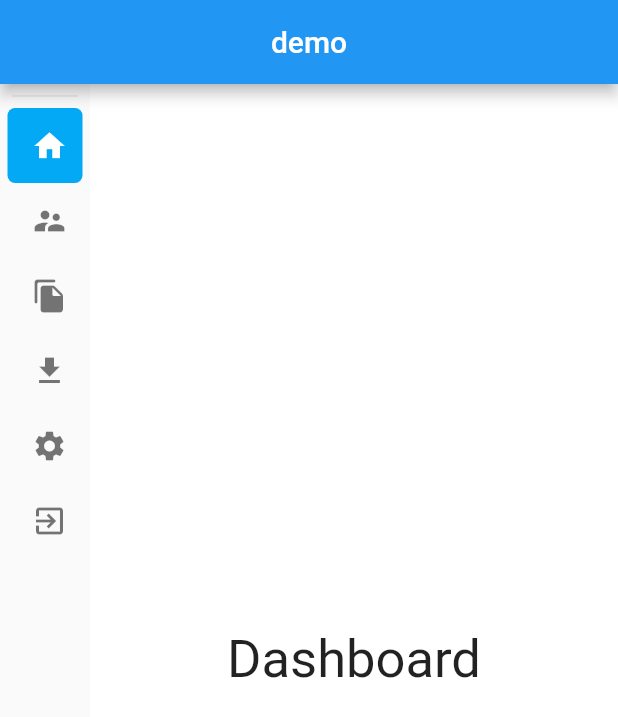
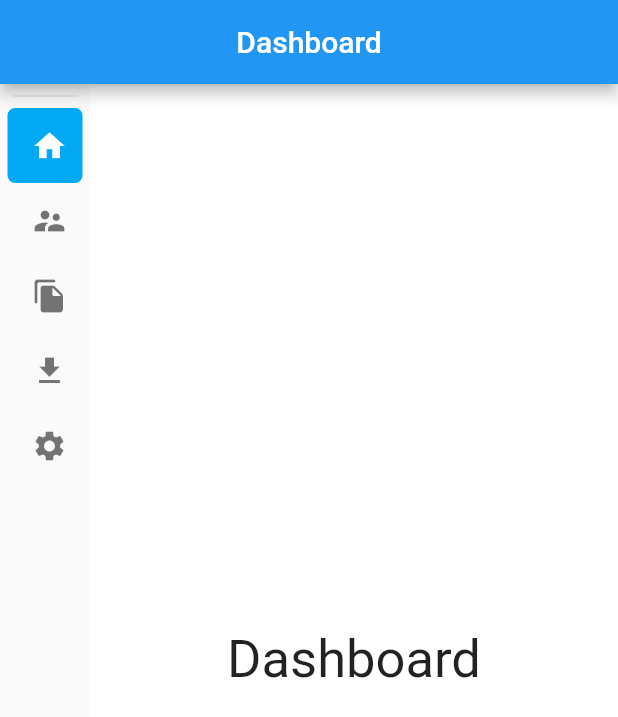
Before and after one commit to MizanHossen/dome_side_bar, a Flutter app: the screen it shows after launch, on a phone screen of 412 x 824 dp. Shown: the top 717 px of the screen. Run offline on Flutter 3.47's test engine with Material 2 defaults, Android fonts, the phone set to English and light mode, and no system bars; drawn by our look-alikes of easy_sidemenu.

Commit message:
Appbar title changes with clicking manu

```diff
--- a/lib/demo.dart
+++ b/lib/demo.dart
@@ -15,16 +15,15 @@ class MyApp extends StatelessWidget {
       theme: ThemeData(
         primarySwatch: Colors.blue,
       ),
-      home: const MyHomePage(title: 'easy_sidemenu Demo'),
+      home: const MyHomePage(),
       debugShowCheckedModeBanner: false,
     );
   }
 }
 
 class MyHomePage extends StatefulWidget {
-  const MyHomePage({Key? key, required this.title}) : super(key: key);
+  const MyHomePage({Key? key, }) : super(key: key);
 
-  final String title;
 
   @override
   _MyHomePageState createState() => _MyHomePageState();
@@ -32,6 +31,11 @@ class MyHomePage extends StatefulWidget {
 
 class _MyHomePageState extends State<MyHomePage> {
   PageController page = PageController();
+
+  List priority = ["Dashboard", "Users", "Files", "Downloads", "Settings"];
+  String appbarTitle = "Dashboard";
+
+
   bool isOpen = false;
 
   void _isOpen(){
@@ -48,7 +52,7 @@ class _MyHomePageState extends State<MyHomePage> {
   Widget build(BuildContext context) {
     return Scaffold(
       appBar: AppBar(
-        title: Text(widget.title),
+        title: Text(appbarTitle.toString()),
         centerTitle: true,
       ),
       body: Row(
@@ -72,15 +76,6 @@ class _MyHomePageState extends State<MyHomePage> {
             ),
             title: Column(
               children: const [
-                // ConstrainedBox(
-                //   constraints: const BoxConstraints(
-                //     maxHeight: 150,
-                //     maxWidth: 150,
-                //   ),
-                //   child: Image.asset(
-                //     'assets/images/easy_sidemenu.png',
-                //   ),
-                // ),
                 Divider(
                   indent: 8.0,
                   endIndent: 8.0,
@@ -97,9 +92,12 @@ class _MyHomePageState extends State<MyHomePage> {
             items: [
               SideMenuItem(
                 priority: 0,
-                title: 'Dashboard',
+                title: priority[0],
                 onTap: () {
                   page.jumpToPage(0);
+                  setState(() {
+                    appbarTitle = priority[0];
+                  });
                 },
                 icon: const Icon(Icons.home),
                 badgeContent: const Text(
@@ -110,17 +108,23 @@ class _MyHomePageState extends State<MyHomePage> {
               ),
               SideMenuItem(
                 priority: 1,
-                title: 'Users',
+                title: priority[1],
                 onTap: () {
                   page.jumpToPage(1);
+                  setState(() {
+                    appbarTitle = priority[1];
+                  });
                 },
                 icon: const Icon(Icons.supervisor_account),
               ),
               SideMenuItem(
                 priority: 2,
-                title: 'Files',
+                title: priority[2],
                 onTap: () {
                   page.jumpToPage(2);
+                  setState(() {
+                    appbarTitle = priority[2];
+                  });
                 },
                 icon: const Icon(Icons.file_copy_rounded),
                 trailing: Container(
@@ -138,41 +142,25 @@ class _MyHomePageState extends State<MyHomePage> {
               ),
               SideMenuItem(
                 priority: 3,
-                title: 'Download',
+                title: priority[3],
                 onTap: () {
                   page.jumpToPage(3);
+                  setState(() {
+                    appbarTitle = priority[3];
+                  });
                 },
                 icon: const Icon(Icons.download),
               ),
               SideMenuItem(
                 priority: 4,
-                title: 'Settings',
+                title: priority[4],
                 onTap: () {
                   page.jumpToPage(4);
+                  setState(() {
+                    appbarTitle = priority[4];
+                  });
                 },
                 icon: const Icon(Icons.settings),
-              ),
-              // SideMenuItem(
-              //   priority: 5,
-              //   onTap: () {
-              //     page.jumpToPage(5);
-              //   },
-              //   icon: const Icon(Icons.image_rounded),
-              // ),
-              // SideMenuItem(
-              //   priority: 6,
-              //   title: 'Only Title',
-              //   onTap: () {
-              //     page.jumpToPage(6);
-              //   },
-              // ),
-              SideMenuItem(
-                onTap: (){
-                  _isOpen();
-                },
-                priority: 7,
-                title: 'Exit',
-                icon: Icon(Icons.exit_to_app),
               ),
             ],
           ),
--- a/lib/main.dart
+++ b/lib/main.dart
@@ -16,7 +16,6 @@ class MyApp extends StatelessWidget {
       ),
       debugShowCheckedModeBanner: false,
       home: MyHomePage(
-        title: "demo",
       ),
     );
   }
```
Also changed, not shown: 1 other file.
